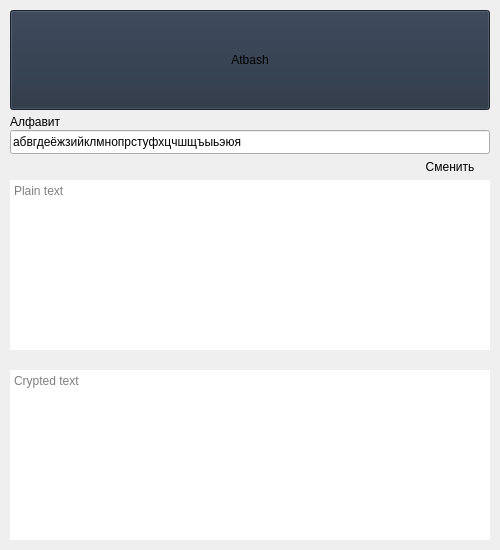
Before: the Qt Designer form mainwindow.ui in ariewhite/crypto-gui, drawn with Qt 5.
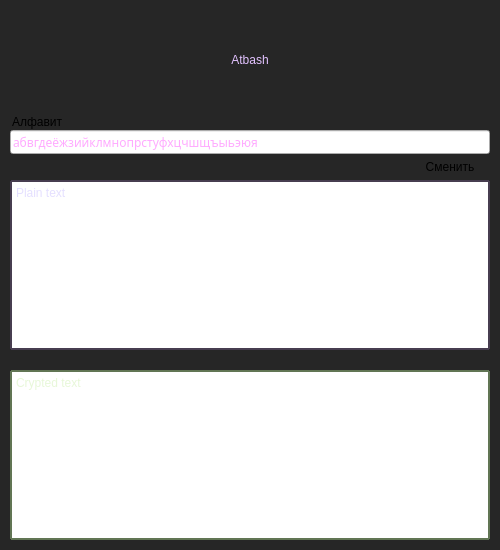
After: the same form once the commit is applied.

Diff of the .ui file:
```diff
--- a/mainwindow.ui
+++ b/mainwindow.ui
@@ -40,6 +40,17 @@
   <property name="windowTitle">
    <string>MainWindow</string>
   </property>
+  <property name="autoFillBackground">
+   <bool>false</bool>
+  </property>
+  <property name="styleSheet">
+   <string notr="true">QMainWindow{
+	background-color: rgb(38, 38, 38);
+}</string>
+  </property>
+  <property name="locale">
+   <locale language="Russian" country="Russia"/>
+  </property>
   <widget class="QWidget" name="centralwidget">
    <widget class="QPushButton" name="switch_btn">
     <property name="geometry">
@@ -51,12 +62,37 @@
      </rect>
     </property>
     <property name="styleSheet">
-     <string notr="true">background-color: rgb(36, 47, 64);
+     <string notr="true">QPushButton{
+	border: none;
+	background-color: rgb(38, 38, 38);
+	color : rgb(226, 194, 255);
+	font: 34pt &quot;Anta&quot;;
+	border-radius: 1px;
+}
+QPushButton:hover{
+	border: 2px solid rgb(226, 194, 255);
+	background-color: rgb(38, 38, 38);
+	border-radius: 1px;
+}
+QPushButton:pressed{
+	border: 2px solid rgb(242, 247, 242);
+	color: rgb(242, 247, 242);
+	border-radius: 1px;
+}
 </string>
     </property>
     <property name="text">
      <string>Atbash</string>
     </property>
+    <property name="autoDefault">
+     <bool>false</bool>
+    </property>
+    <property name="default">
+     <bool>false</bool>
+    </property>
+    <property name="flat">
+     <bool>false</bool>
+    </property>
    </widget>
    <widget class="QLineEdit" name="alphabet_line">
     <property name="geometry">
@@ -67,6 +103,16 @@
       <height>24</height>
      </rect>
     </property>
+    <property name="font">
+     <font>
+      <family>Cascadia Code SemiLight</family>
+     </font>
+    </property>
+    <property name="styleSheet">
+     <string notr="true">QLineEdit{
+color: rgb(255, 170, 255)
+}</string>
+    </property>
     <property name="text">
      <string>абвгдеёжзийклмнопрстуфхцчшщъыьэюя</string>
     </property>
@@ -74,7 +120,7 @@
    <widget class="QLabel" name="alphabet_label">
     <property name="geometry">
      <rect>
-      <x>10</x>
+      <x>12</x>
       <y>110</y>
       <width>50</width>
       <height>24</height>
@@ -96,6 +142,22 @@
     <property name="cursor" stdset="0">
      <cursorShape>IBeamCursor</cursorShape>
     </property>
+    <property name="styleSheet">
+     <string notr="true">QTextEdit{
+	border: 2px solid rgb(71, 61, 80);
+	border-radius: 1px;
+	color: rgb(201, 192, 255);
+	selection-background-color: rgb(56, 56, 56);
+}
+QTextEdit:hover{
+	border: 2px solid rgb(226, 194, 255);
+}
+QTextEdit:focus{
+	border: 2px solid rgb(255, 255, 255);	
+	background-color: rgb(43, 43, 43);
+}
+</string>
+    </property>
     <property name="frameShape">
      <enum>QFrame::NoFrame</enum>
     </property>
@@ -118,6 +180,21 @@
     <property name="cursor" stdset="0">
      <cursorShape>IBeamCursor</cursorShape>
     </property>
+    <property name="styleSheet">
+     <string notr="true">QTextEdit{
+	border: 2px solid rgb(97, 117, 84);
+	border-radius: 1px;
+	color: rgb(208, 239, 177);
+	selection-background-color: rgb(56, 56, 56);
+}
+QTextEdit:hover{
+	border: 2px solid rgb(226, 194, 255);
+}
+QTextEdit:focus{
+	border: 2px solid rgb(255, 255, 255);	
+	background-color: rgb(43, 43, 43);
+}</string>
+    </property>
     <property name="frameShape">
      <enum>QFrame::NoFrame</enum>
     </property>
```
